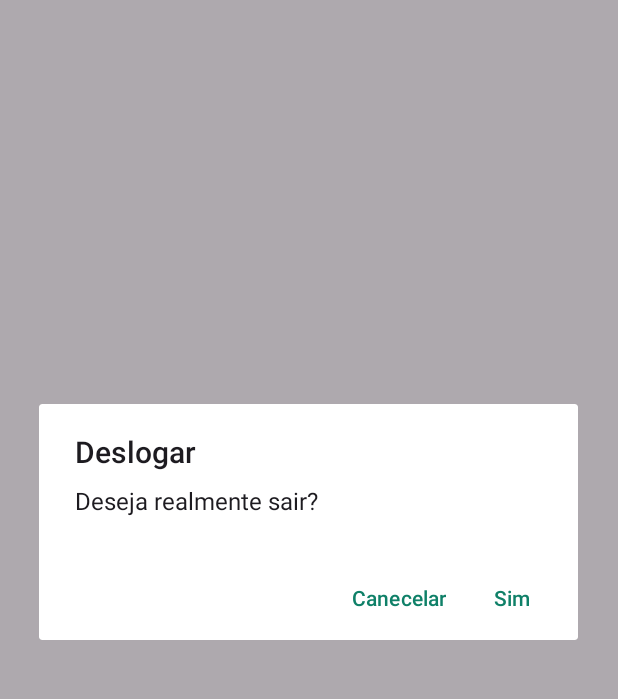
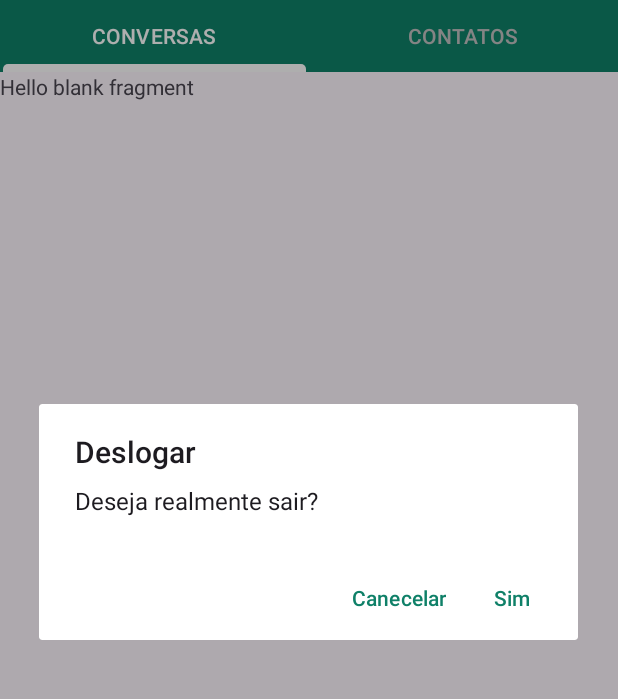
Before and after one commit to saradu25/Whatsapp, an Android app: the screen it shows after launch once a user with an empty profile is signed in (MainActivity), in the options menu, after a tap on "Sair", on a phone screen of 412 x 824 dp, the part 96-795 px from its top. Run offline under Robolectric (Android 15) with nearby library versions, the phone set to English and light mode, and no system bars; our stand-ins replace Firebase (no records; nobody signed in at launch, a user with empty details on screens opened directly).

Commit message:
Navegação por abas

```diff
--- a/app/src/main/java/br/edu/ifsp/dmo/whatsapp/MainActivity.kt
+++ b/app/src/main/java/br/edu/ifsp/dmo/whatsapp/MainActivity.kt
@@ -5,14 +5,18 @@ import android.os.Bundle
 import android.view.Menu
 import android.view.MenuInflater
 import android.view.MenuItem
+import android.widget.Adapter
 import androidx.activity.enableEdgeToEdge
 import androidx.appcompat.app.AlertDialog
 import androidx.appcompat.app.AppCompatActivity
 import androidx.core.view.MenuProvider
 import androidx.core.view.ViewCompat
 import androidx.core.view.WindowInsetsCompat
+import br.edu.ifsp.dmo.whatsapp.adapters.ViewPagerAdapter
 import br.edu.ifsp.dmo.whatsapp.databinding.ActivityCadastroBinding
 import br.edu.ifsp.dmo.whatsapp.databinding.ActivityMainBinding
+import com.google.android.material.tabs.TabLayout
+import com.google.android.material.tabs.TabLayoutMediator
 import com.google.firebase.auth.FirebaseAuth
 
 class MainActivity : AppCompatActivity() {
@@ -31,10 +35,31 @@ class MainActivity : AppCompatActivity() {
         super.onCreate(savedInstanceState)
         setContentView(binding.root)
         inicializarToolbar()
+        inicializarNavegacaoAbas()
         inicializarEventosClique()
 
 
         }
+
+    private fun inicializarNavegacaoAbas() {
+
+        val tabLayout = binding.tabLayoutPrincipal
+        val viewPager = binding.viewPagerPrincipal
+
+        //Adapter
+
+        val abas = listOf("CONVERSAS", "CONTATOS")
+
+        viewPager.adapter = ViewPagerAdapter(
+            abas, supportFragmentManager, lifecycle
+        )
+
+        tabLayout.isTabIndicatorFullWidth = true
+        TabLayoutMediator(tabLayout, viewPager){
+            aba, posicao ->
+            aba.text = abas[posicao]
+        }.attach()
+    }
 
     private fun inicializarEventosClique() {
 
--- /dev/null
+++ b/app/src/main/java/br/edu/ifsp/dmo/whatsapp/adapters/ViewPagerAdapter.kt
@@ -0,0 +1,26 @@
+package br.edu.ifsp.dmo.whatsapp.adapters
+
+import androidx.fragment.app.Fragment
+import androidx.fragment.app.FragmentManager
+import androidx.lifecycle.Lifecycle
+import androidx.viewpager2.adapter.FragmentStateAdapter
+import br.edu.ifsp.dmo.whatsapp.fragments.ContatosFragment
+import br.edu.ifsp.dmo.whatsapp.fragments.ConversasFragment
+
+class ViewPagerAdapter(
+    private val abas : List<String>,
+    fragmentManager: FragmentManager,
+    lifecycle : Lifecycle
+) : FragmentStateAdapter(fragmentManager, lifecycle){
+    override fun getItemCount(): Int {
+        return abas.size //listOf( 0 "CONVERSAS", 1 "CONTATOS")
+    }
+
+    override fun createFragment(position: Int): Fragment {
+        when(position){
+            1  -> return ContatosFragment()
+        }
+        return ConversasFragment()
+
+    }
+}
--- /dev/null
+++ b/app/src/main/java/br/edu/ifsp/dmo/whatsapp/fragments/ContatosFragment.kt
@@ -0,0 +1,20 @@
+package br.edu.ifsp.dmo.whatsapp.fragments
+
+import android.os.Bundle
+import androidx.fragment.app.Fragment
+import android.view.LayoutInflater
+import android.view.View
+import android.view.ViewGroup
+import br.edu.ifsp.dmo.whatsapp.R
+
+class ContatosFragment : Fragment() {
+
+    override fun onCreateView(
+        inflater: LayoutInflater, container: ViewGroup?,
+        savedInstanceState: Bundle?
+    ): View? {
+        // Inflate the layout for this fragment
+        return inflater.inflate(R.layout.fragment_contatos, container, false)
+    }
+
+}
--- /dev/null
+++ b/app/src/main/java/br/edu/ifsp/dmo/whatsapp/fragments/ConversasFragment.kt
@@ -0,0 +1,21 @@
+package br.edu.ifsp.dmo.whatsapp.fragments
+
+import android.os.Bundle
+import androidx.fragment.app.Fragment
+import android.view.LayoutInflater
+import android.view.View
+import android.view.ViewGroup
+import br.edu.ifsp.dmo.whatsapp.R
+
+class ConversasFragment : Fragment() {
+
+
+    override fun onCreateView(
+        inflater: LayoutInflater, container: ViewGroup?,
+        savedInstanceState: Bundle?
+    ): View? {
+        // Inflate the layout for this fragment
+        return inflater.inflate(R.layout.fragment_conversas, container, false)
+    }
+
+}
--- a/app/src/main/res/layout/activity_main.xml
+++ b/app/src/main/res/layout/activity_main.xml
@@ -16,4 +16,28 @@
         app:layout_constraintHorizontal_bias="0.5"
         app:layout_constraintStart_toStartOf="parent"
         app:layout_constraintTop_toTopOf="parent" />
+
+    <com.google.android.material.tabs.TabLayout
+        android:id="@+id/tabLayoutPrincipal"
+        android:layout_width="0dp"
+        android:layout_height="wrap_content"
+        android:background="@color/primaria"
+        app:layout_constraintEnd_toEndOf="parent"
+        app:layout_constraintHorizontal_bias="0.5"
+        app:layout_constraintStart_toStartOf="parent"
+        app:layout_constraintTop_toBottomOf="@+id/includeMainToolbar"
+        app:tabIndicatorColor="@color/white"
+        app:tabIndicatorHeight="5dp"
+        app:tabSelectedTextColor="@color/white"
+        app:tabTextColor="@color/gray"/>
+
+    <androidx.viewpager2.widget.ViewPager2
+        android:id="@+id/viewPagerPrincipal"
+        android:layout_width="0dp"
+        android:layout_height="0dp"
+        app:layout_constraintBottom_toBottomOf="parent"
+        app:layout_constraintEnd_toEndOf="parent"
+        app:layout_constraintHorizontal_bias="0.5"
+        app:layout_constraintStart_toStartOf="parent"
+        app:layout_constraintTop_toBottomOf="@+id/tabLayoutPrincipal" />
 </androidx.constraintlayout.widget.ConstraintLayout>
--- /dev/null
+++ b/app/src/main/res/layout/fragment_contatos.xml
@@ -0,0 +1,14 @@
+<?xml version="1.0" encoding="utf-8"?>
+<FrameLayout xmlns:android="http://schemas.android.com/apk/res/android"
+    xmlns:tools="http://schemas.android.com/tools"
+    android:layout_width="match_parent"
+    android:layout_height="match_parent"
+    tools:context=".fragments.ContatosFragment">
+
+    <!-- TODO: Update blank fragment layout -->
+    <TextView
+        android:layout_width="match_parent"
+        android:layout_height="match_parent"
+        android:text="@string/hello_blank_fragment" />
+
+</FrameLayout>
--- /dev/null
+++ b/app/src/main/res/layout/fragment_conversas.xml
@@ -0,0 +1,14 @@
+<?xml version="1.0" encoding="utf-8"?>
+<FrameLayout xmlns:android="http://schemas.android.com/apk/res/android"
+    xmlns:tools="http://schemas.android.com/tools"
+    android:layout_width="match_parent"
+    android:layout_height="match_parent"
+    tools:context=".fragments.ConversasFragment">
+
+    <!-- TODO: Update blank fragment layout -->
+    <TextView
+        android:layout_width="match_parent"
+        android:layout_height="match_parent"
+        android:text="@string/hello_blank_fragment" />
+
+</FrameLayout>
--- a/app/src/main/res/values/colors.xml
+++ b/app/src/main/res/values/colors.xml
@@ -2,6 +2,7 @@
 <resources>
     <color name="black">#FF000000</color>
     <color name="white">#FFFFFFFF</color>
+    <color name="gray">#C1C1C1</color>
 
     <color name="primaria">#0F8068</color>
     <color name="destaque">#16A984</color>
--- a/app/src/main/res/values/strings.xml
+++ b/app/src/main/res/values/strings.xml
@@ -9,4 +9,6 @@
     <string name="digite_a_sua_senha">Digite a sua senha</string>
     <string name="digite_o_seu_e_mail">Digite o seu e-mail</string>
     <string name="logo_whatsapp">Logo whatsapp</string>
+    <!-- TODO: Remove or change this placeholder text -->
+    <string name="hello_blank_fragment">Hello blank fragment</string>
 </resources>
```
